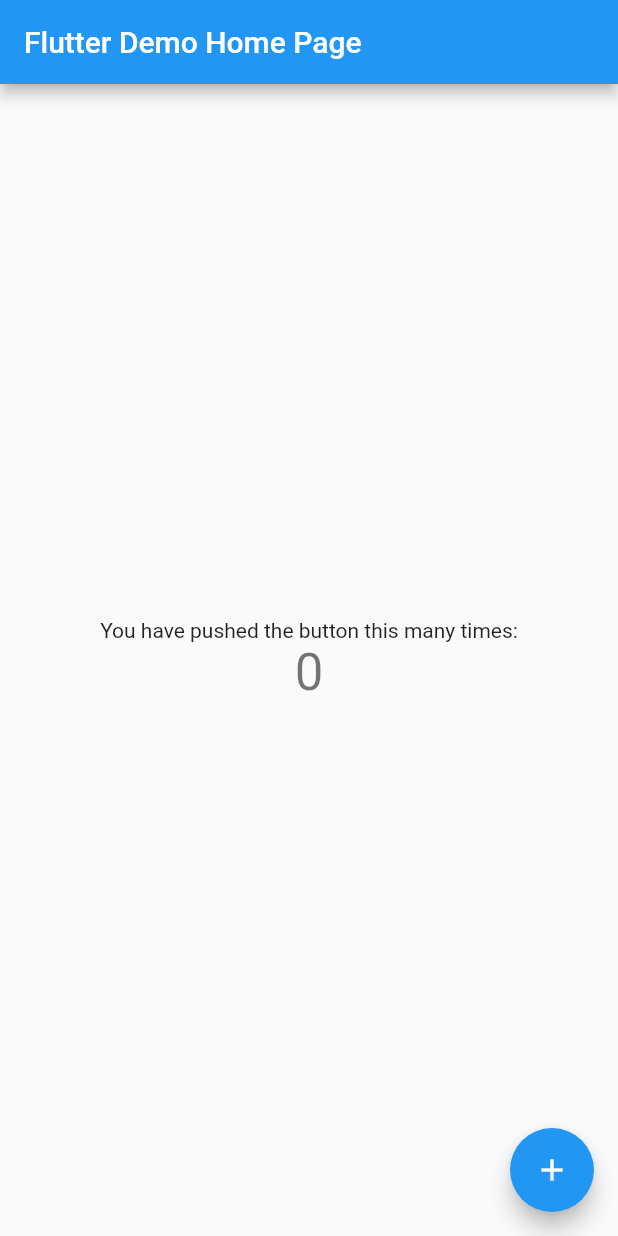
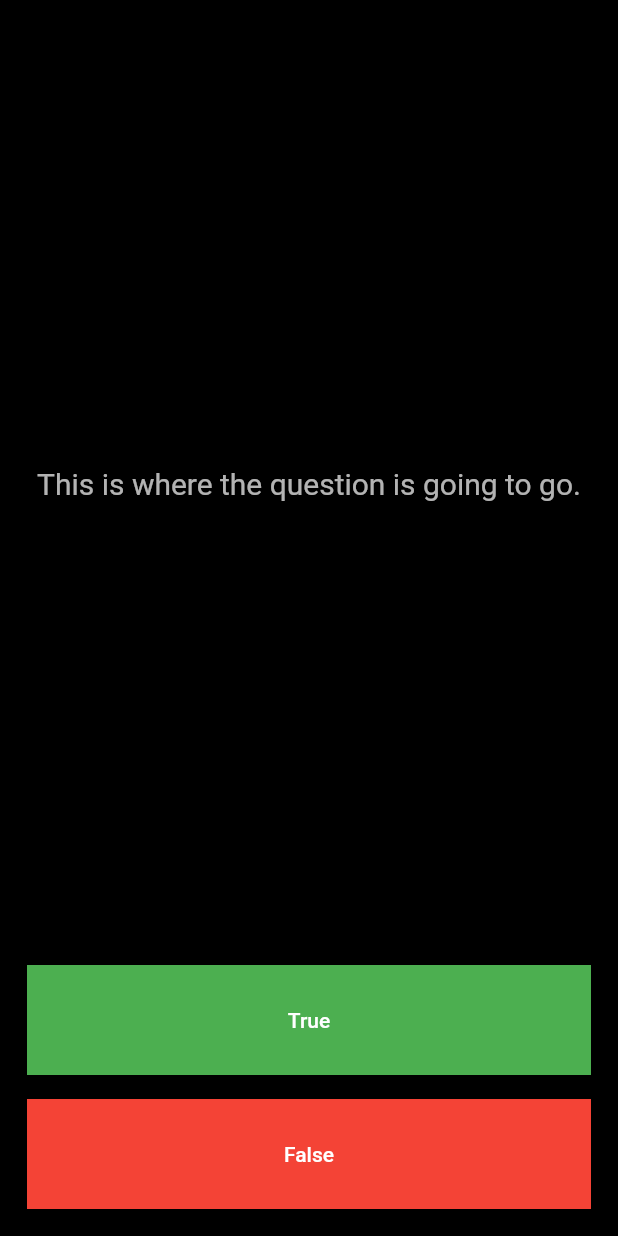
Before and after one commit to TehJunYuan/mobile_application, a Flutter app: the screen it shows after launch, on a phone screen of 412 x 824 dp. Run offline on Flutter 3.47's test engine with Material 2 defaults, Android fonts, the phone set to English and light mode, and no system bars.

Commit message:
initial commit

```diff
--- a/lib/main.dart
+++ b/lib/main.dart
@@ -1,115 +1,95 @@
 import 'package:flutter/material.dart';
 
 void main() {
-  runApp(const MyApp());
+  runApp(MyApp());
 }
 
 class MyApp extends StatelessWidget {
-  const MyApp({super.key});
+  const MyApp({Key? key}) : super(key: key);
 
-  // This widget is the root of your application.
   @override
   Widget build(BuildContext context) {
     return MaterialApp(
-      title: 'Flutter Demo',
-      theme: ThemeData(
-        // This is the theme of your application.
-        //
-        // Try running your application with "flutter run". You'll see the
-        // application has a blue toolbar. Then, without quitting the app, try
-        // changing the primarySwatch below to Colors.green and then invoke
-        // "hot reload" (press "r" in the console where you ran "flutter run",
-        // or simply save your changes to "hot reload" in a Flutter IDE).
-        // Notice that the counter didn't reset back to zero; the application
-        // is not restarted.
-        primarySwatch: Colors.blue,
+      home: Scaffold(
+        backgroundColor: Colors.black,
+        body: SafeArea(
+          child: Padding(
+            padding: EdgeInsets.all(10.0),
+            child: QuizPage(),
+          ),
+        ),
       ),
-      home: const MyHomePage(title: 'Flutter Demo Home Page'),
     );
   }
 }
 
-class MyHomePage extends StatefulWidget {
-  const MyHomePage({super.key, required this.title});
-
-  // This widget is the home page of your application. It is stateful, meaning
-  // that it has a State object (defined below) that contains fields that affect
-  // how it looks.
-
-  // This class is the configuration for the state. It holds the values (in this
-  // case the title) provided by the parent (in this case the App widget) and
-  // used by the build method of the State. Fields in a Widget subclass are
-  // always marked "final".
-
-  final String title;
+class QuizPage extends StatefulWidget {
+  const QuizPage({Key? key}) : super(key: key);
 
   @override
-  State<MyHomePage> createState() => _MyHomePageState();
+  State<QuizPage> createState() => _QuizPageState();
 }
 
-class _MyHomePageState extends State<MyHomePage> {
-  int _counter = 0;
-
-  void _incrementCounter() {
-    setState(() {
-      // This call to setState tells the Flutter framework that something has
-      // changed in this State, which causes it to rerun the build method below
-      // so that the display can reflect the updated values. If we changed
-      // _counter without calling setState(), then the build method would not be
-      // called again, and so nothing would appear to happen.
-      _counter++;
-    });
-  }
-
+class _QuizPageState extends State<QuizPage> {
   @override
   Widget build(BuildContext context) {
-    // This method is rerun every time setState is called, for instance as done
-    // by the _incrementCounter method above.
-    //
-    // The Flutter framework has been optimized to make rerunning build methods
-    // fast, so that you can just rebuild anything that needs updating rather
-    // than having to individually change instances of widgets.
-    return Scaffold(
-      appBar: AppBar(
-        // Here we take the value from the MyHomePage object that was created by
-        // the App.build method, and use it to set our appbar title.
-        title: Text(widget.title),
-      ),
-      body: Center(
-        // Center is a layout widget. It takes a single child and positions it
-        // in the middle of the parent.
-        child: Column(
-          // Column is also a layout widget. It takes a list of children and
-          // arranges them vertically. By default, it sizes itself to fit its
-          // children horizontally, and tries to be as tall as its parent.
-          //
-          // Invoke "debug painting" (press "p" in the console, choose the
-          // "Toggle Debug Paint" action from the Flutter Inspector in Android
-          // Studio, or the "Toggle Debug Paint" command in Visual Studio Code)
-          // to see the wireframe for each widget.
-          //
-          // Column has various properties to control how it sizes itself and
-          // how it positions its children. Here we use mainAxisAlignment to
-          // center the children vertically; the main axis here is the vertical
-          // axis because Columns are vertical (the cross axis would be
-          // horizontal).
-          mainAxisAlignment: MainAxisAlignment.center,
-          children: <Widget>[
-            const Text(
-              'You have pushed the button this many times:',
+    return Column(
+      crossAxisAlignment: CrossAxisAlignment.stretch,
+      children: [
+        Expanded(
+          flex: 7,
+          child: Center(
+            child: Text(
+              'This is where the question is going to go.',
+              style: TextStyle(color: Colors.white70, fontSize: 20),
+              textAlign: TextAlign.center,
             ),
-            Text(
-              '$_counter',
-              style: Theme.of(context).textTheme.headlineMedium,
+          ),
+        ),
+        Expanded(
+          flex: 1,
+          child: Padding(
+            padding: const EdgeInsets.all(8.0),
+            child: TextButton(
+              style: ButtonStyle(
+                  backgroundColor: MaterialStateProperty.resolveWith(
+                          (states) => Colors.green),
+                  foregroundColor: MaterialStateProperty.resolveWith(
+                          (states) => Colors.white),
+                  shape: MaterialStateProperty.resolveWith(
+                          (states) => BeveledRectangleBorder())),
+              child: Text('True'),
+              onPressed: () {
+              },
             ),
-          ],
+          ),
         ),
-      ),
-      floatingActionButton: FloatingActionButton(
-        onPressed: _incrementCounter,
-        tooltip: 'Increment',
-        child: const Icon(Icons.add),
-      ), // This trailing comma makes auto-formatting nicer for build methods.
+        Expanded(
+          flex: 1,
+          child: Padding(
+            padding: const EdgeInsets.all(8.0),
+            child: TextButton(
+              style: ButtonStyle(
+                  backgroundColor:
+                  MaterialStateProperty.resolveWith((states) => Colors.red),
+                  foregroundColor: MaterialStateProperty.resolveWith(
+                          (states) => Colors.white),
+                  shape: MaterialStateProperty.resolveWith(
+                          (states) => BeveledRectangleBorder())),
+              child: Text('False'),
+              onPressed: () {
+              },
+            ),
+          ),
+        ),
+        //TODO: Add a Row widget here as your scorekeeper
+      ],
     );
   }
 }
+
+/*
+Question1: 'Are plants always green?', false,
+Question2: 'Are boats always float?', false,
+Question3: 'Approximately one quarter of human bones are in the feet', true,
+* */
--- a/pubspec.yaml
+++ b/pubspec.yaml
@@ -1,5 +1,5 @@
-name: tutorial
-description: A new Flutter project.
+name: quizziz
+description: This is a simple quiz app
 # The following line prevents the package from being accidentally published to
 # pub.dev using `flutter pub publish`. This is preferred for private packages.
 publish_to: 'none' # Remove this line if you wish to publish to pub.dev
@@ -19,7 +19,7 @@ publish_to: 'none' # Remove this line if you wish to publish to pub.dev
 version: 1.0.0+1
 
 environment:
-  sdk: '>=2.19.4 <3.0.0'
+  sdk: '>=2.19.0 <3.0.0'
 
 # Dependencies specify other packages that your package needs in order to work.
 # To automatically upgrade your package dependencies to the latest versions
```
Also changed, not shown: pubspec.lock, 10 other files.
